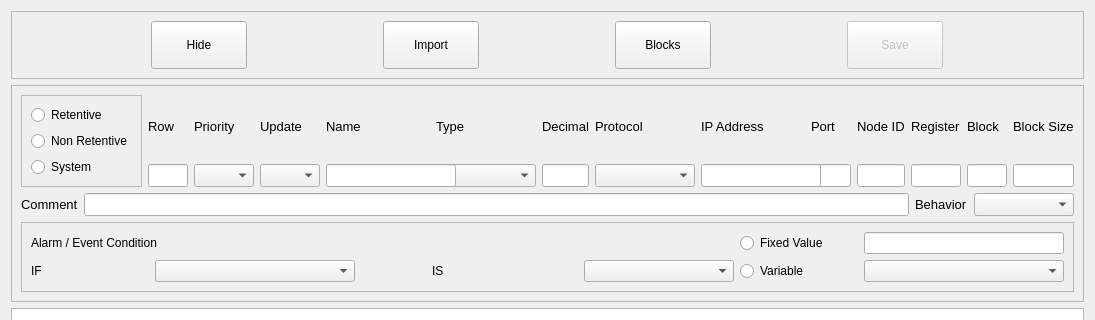
MECTsrl/imx_mect, file projects/devtools/qt-creator-2.8.1-src/src/plugins/cte/ctedit.ui: the form before one commit; both pictures show x 0 to 1095 and y 0 to 320 of the 1095 by 768 pixel window.
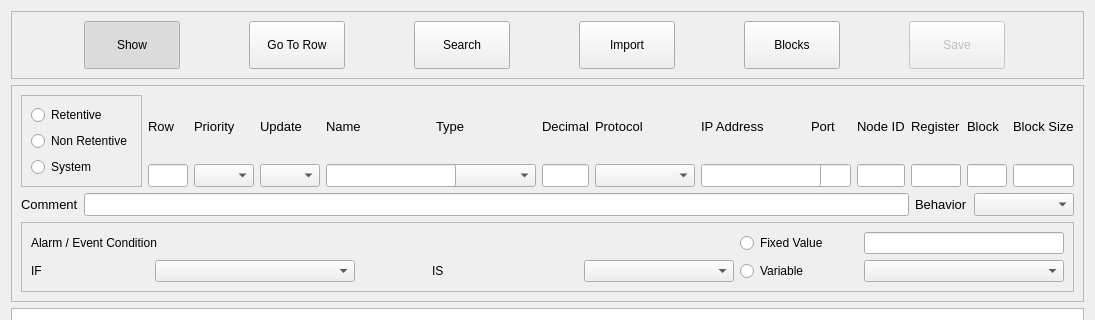
The form after the commit.

The edit to the form file:
```diff
--- a/projects/devtools/qt-creator-2.8.1-src/src/plugins/cte/ctedit.ui
+++ b/projects/devtools/qt-creator-2.8.1-src/src/plugins/cte/ctedit.ui
@@ -47,12 +47,68 @@
          <string>Show or Hide unused rows</string>
         </property>
         <property name="text">
-         <string>Hide</string>
+         <string>Show</string>
         </property>
         <property name="checkable">
          <bool>true</bool>
         </property>
         <property name="checked">
+         <bool>true</bool>
+        </property>
+        <property name="autoDefault">
+         <bool>false</bool>
+        </property>
+       </widget>
+      </item>
+      <item>
+       <widget class="QPushButton" name="cmdGotoRow">
+        <property name="minimumSize">
+         <size>
+          <width>48</width>
+          <height>48</height>
+         </size>
+        </property>
+        <property name="maximumSize">
+         <size>
+          <width>96</width>
+          <height>96</height>
+         </size>
+        </property>
+        <property name="toolTip">
+         <string>Import User Data from another Cross Table File</string>
+        </property>
+        <property name="text">
+         <string>Go To Row</string>
+        </property>
+        <property name="checkable">
+         <bool>false</bool>
+        </property>
+        <property name="autoDefault">
+         <bool>false</bool>
+        </property>
+       </widget>
+      </item>
+      <item>
+       <widget class="QPushButton" name="cmdSearch">
+        <property name="minimumSize">
+         <size>
+          <width>48</width>
+          <height>48</height>
+         </size>
+        </property>
+        <property name="maximumSize">
+         <size>
+          <width>96</width>
+          <height>96</height>
+         </size>
+        </property>
+        <property name="toolTip">
+         <string>Import User Data from another Cross Table File</string>
+        </property>
+        <property name="text">
+         <string>Search</string>
+        </property>
+        <property name="checkable">
          <bool>false</bool>
         </property>
         <property name="autoDefault">
```
